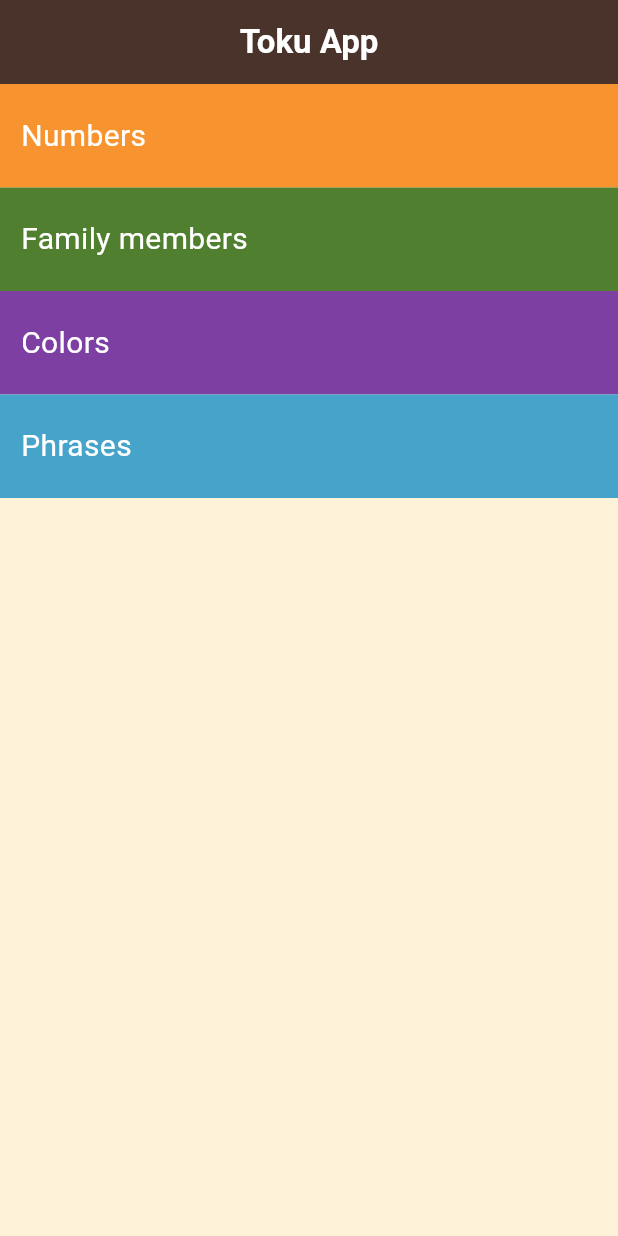
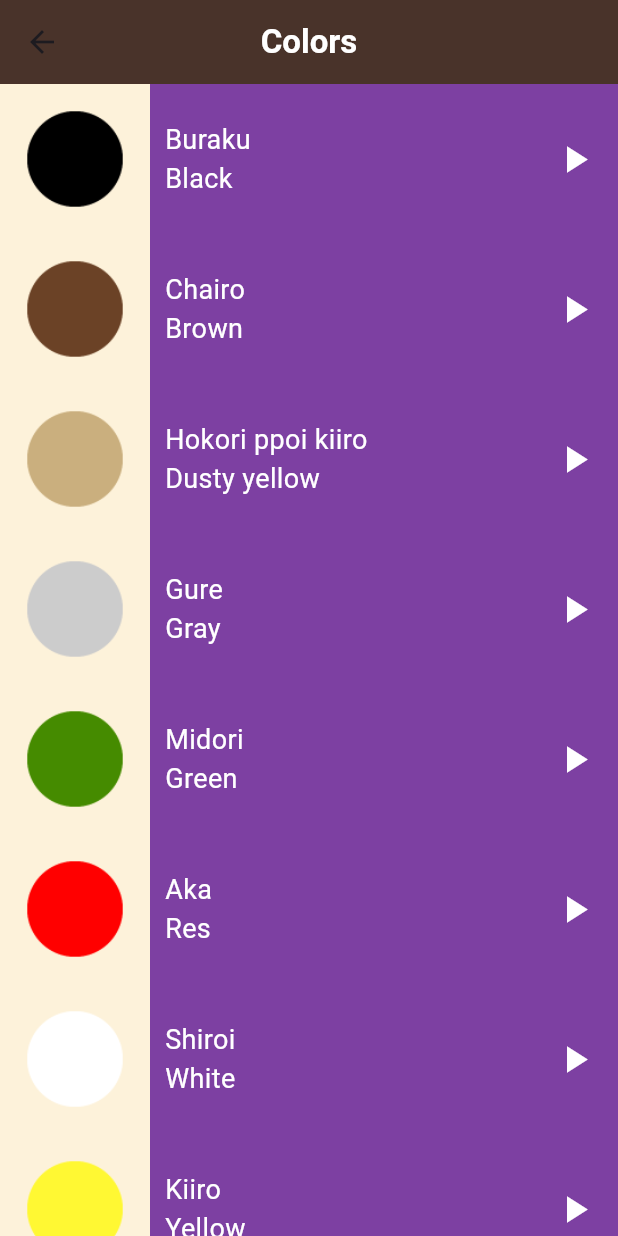
Before and after one commit to ZiadAlaa955/toku_app, a Flutter app: the screen it shows after launch, after a tap on "Colors", on a phone screen of 412 x 824 dp. Run offline on Flutter 3.47's test engine with Material 3 defaults, Android fonts, the phone set to English and light mode, and no system bars.

Commit message:
create and finish colors view

```diff
--- /dev/null
+++ b/lib/Views/colors_view.dart
@@ -0,0 +1,85 @@
+import 'package:flutter/material.dart';
+import 'package:toku_app/Models/item_model.dart';
+import 'package:toku_app/Widgets/item.dart';
+import 'package:toku_app/constants.dart';
+
+class ColorsView extends StatelessWidget {
+  const ColorsView({super.key});
+  static String id = 'colorsView';
+  final List<ItemModel> itemsList = const [
+    ItemModel(
+      image: 'assets/images/colors/color_black.png',
+      jpname: 'Buraku',
+      enName: 'Black',
+      sound: 'sounds/colors/black.wav',
+    ),
+    ItemModel(
+      image: 'assets/images/colors/color_brown.png',
+      jpname: 'Chairo',
+      enName: 'Brown',
+      sound: 'sounds/colors/brown.wav',
+    ),
+    ItemModel(
+      image: 'assets/images/colors/color_dusty_yellow.png',
+      jpname: 'Hokori ppoi kiiro',
+      enName: 'Dusty yellow',
+      sound: 'sounds/colors/dusty yellow.wav',
+    ),
+    ItemModel(
+      image: 'assets/images/colors/color_gray.png',
+      jpname: 'Gure',
+      enName: 'Gray',
+      sound: 'sounds/colors/gray.wav',
+    ),
+    ItemModel(
+      image: 'assets/images/colors/color_green.png',
+      jpname: 'Midori',
+      enName: 'Green',
+      sound: 'sounds/colors/green.wav',
+    ),
+    ItemModel(
+      image: 'assets/images/colors/color_red.png',
+      jpname: 'Aka',
+      enName: 'Res',
+      sound: 'sounds/colors/red.wav',
+    ),
+    ItemModel(
+      image: 'assets/images/colors/color_white.png',
+      jpname: 'Shiroi',
+      enName: 'White',
+      sound: 'sounds/colors/white.wav',
+    ),
+    ItemModel(
+      image: 'assets/images/colors/yellow.png',
+      jpname: 'Kiiro',
+      enName: 'Yellow',
+      sound: 'sounds/colors/yellow.wav',
+    ),
+  ];
+
+  @override
+  Widget build(BuildContext context) {
+    return Scaffold(
+      appBar: AppBar(
+        backgroundColor: kPrimaryColor,
+        centerTitle: true,
+        title: const Text(
+          'Colors',
+          style: TextStyle(
+            color: Colors.white,
+            fontWeight: FontWeight.bold,
+          ),
+        ),
+      ),
+      body: ListView.builder(
+        itemCount: itemsList.length,
+        itemBuilder: (context, index) {
+          return Item(
+            items: itemsList[index],
+            color: kColorsViewColor,
+          );
+        },
+      ),
+    );
+  }
+}
--- a/lib/Views/home_view.dart
+++ b/lib/Views/home_view.dart
@@ -1,4 +1,5 @@
 import 'package:flutter/material.dart';
+import 'package:toku_app/Views/colors_view.dart';
 import 'package:toku_app/Views/family_members_view.dart';
 import 'package:toku_app/Views/numbers_view.dart';
 import 'package:toku_app/Widgets/category.dart';
@@ -39,7 +40,9 @@
             color: kFamilyViewColor,
           ),
           Category(
-            onTap: () {},
+            onTap: () {
+              Navigator.pushNamed(context, ColorsView.id);
+            },
             title: 'Colors',
             color: kColorsViewColor,
           ),
--- a/lib/Widgets/item.dart
+++ b/lib/Widgets/item.dart
@@ -23,6 +23,7 @@
           Padding(
             padding: const EdgeInsets.only(left: 10),
             child: Column(
+              crossAxisAlignment: CrossAxisAlignment.start,
               children: [
                 Text(
                   items.jpname,
--- a/lib/main.dart
+++ b/lib/main.dart
@@ -1,4 +1,5 @@
 import 'package:flutter/material.dart';
+import 'package:toku_app/Views/colors_view.dart';
 import 'package:toku_app/Views/family_members_view.dart';
 import 'package:toku_app/Views/home_view.dart';
 import 'package:toku_app/Views/numbers_view.dart';
@@ -18,6 +19,7 @@
         HomeView.id: (context) => const HomeView(),
         NumbersView.id: (context) => const NumbersView(),
         FamilyMembersView.id: (context) => const FamilyMembersView(),
+        ColorsView.id: (context) => const ColorsView(),
       },
       initialRoute: HomeView.id,
     );
```
